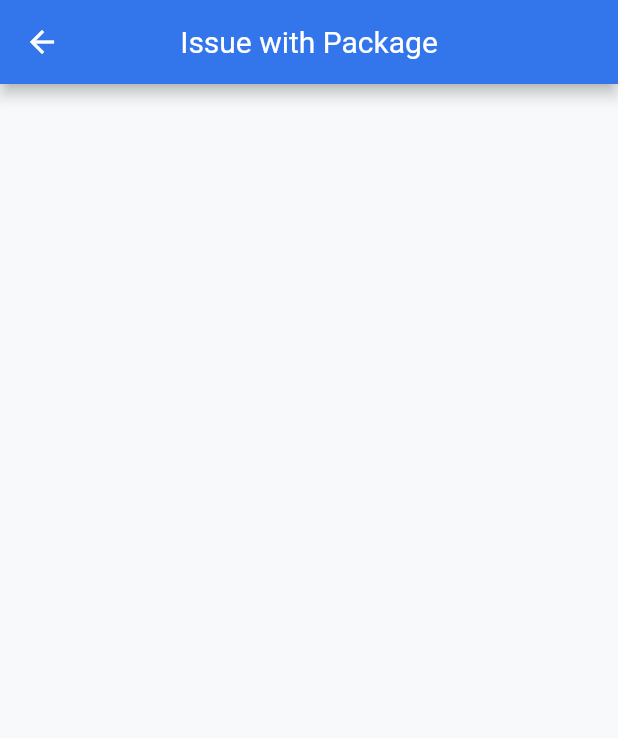
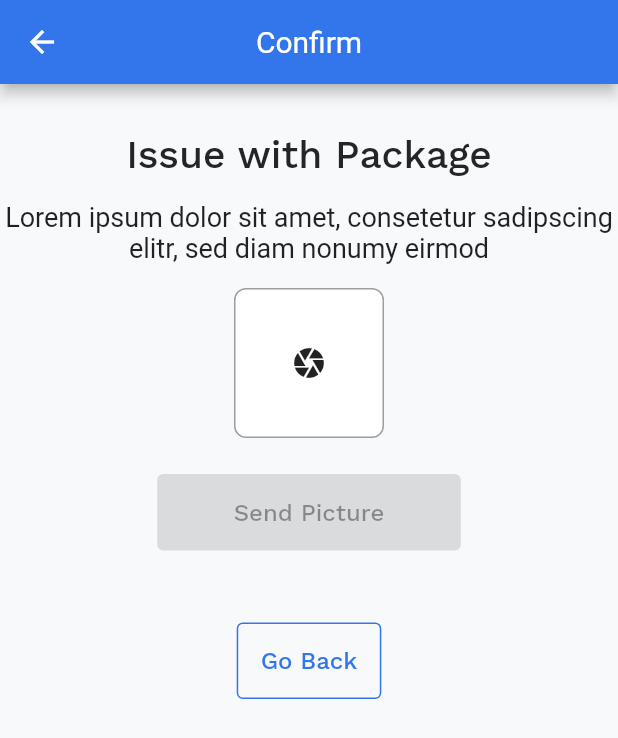
Before and after one commit to prateek-aher/2De, a Flutter app: the IssueWithPackage screen opened directly, on a phone screen of 412 x 824 dp. Shown: the top 738 px of the screen. Run offline on Flutter 3.47's test engine with Material 2 defaults, Android fonts, the phone set to English and light mode, and no system bars; our stand-ins replace camera, image_picker, otp_text_field, shared_preferences; missing offline and left inert: flutter_swipe_button, qr_code_scanner; accounts and stored records are empty.

Commit message:
Issue with package UI

```diff
--- a/lib/UI/Main/Home/CannotAcceptPackage/issue_with_package.dart
+++ b/lib/UI/Main/Home/CannotAcceptPackage/issue_with_package.dart
@@ -1,14 +1,104 @@
+import 'dart:io';
+
+import 'package:delivery/CommonWidget/CommonWidget.dart';
+import 'package:delivery/Utils/colors.dart';
 import 'package:flutter/material.dart';
+import 'package:flutter/services.dart';
+import 'package:image_picker/image_picker.dart';
 
-class IssueWithPackage extends StatelessWidget {
+class IssueWithPackage extends StatefulWidget {
   const IssueWithPackage({Key? key}) : super(key: key);
+
+  @override
+  State<IssueWithPackage> createState() => _IssueWithPackageState();
+}
+
+class _IssueWithPackageState extends State<IssueWithPackage> {
+  File? xImage;
+
+  @override
+  void initState() {
+    pickImage();
+    super.initState();
+  }
 
   @override
   Widget build(BuildContext context) {
     return Scaffold(
       appBar: AppBar(
-        title: Text('Issue with Package'),
+        title: Text('Confirm'),
+      ),
+      body: Center(
+        child: Column(
+          crossAxisAlignment: CrossAxisAlignment.center,
+          children: [
+            sbh(32),
+            Text(
+              'Issue with Package',
+              style: TextStyle(
+                  fontSize: 26,
+                  fontFamily: 'WorkSans',
+                  fontWeight: FontWeight.w500,
+                  color: BLACK1),
+            ),
+            sbh(16),
+            Text(
+              'Lorem ipsum dolor sit amet, consetetur sadipscing elitr, sed diam nonumy eirmod',
+              style: TextStyle(fontSize: 18),
+              textAlign: TextAlign.center,
+            ),
+            sbh(16),
+            if (xImage != null)
+              Container(
+                  height: MediaQuery.of(context).size.height * 0.3,
+                  decoration: BoxDecoration(
+                      color: Colors.white,
+                      border: Border.all(color: Colors.grey)),
+                  child: Image.file(xImage!))
+            else
+              InkWell(
+                onTap: pickImage,
+                child: Ink(
+                    height: 100,
+                    width: 100,
+                    decoration: BoxDecoration(
+                        color: Colors.white,
+                        border: Border.all(color: Colors.grey),
+                        borderRadius: BorderRadius.circular(8)),
+                    child: Icon(Icons.camera)),
+              ),
+            sbh(24),
+            ElevatedButton(
+              onPressed: xImage == null ? null : () {},
+              child: Text(
+                'Send Picture',
+                style: TextStyle(
+                  fontSize: 16,
+                  fontFamily: 'WorkSans',
+                  fontWeight: FontWeight.w500,
+                ),
+              ),
+              style: ElevatedButton.styleFrom(
+                  padding:
+                      const EdgeInsets.symmetric(horizontal: 51, vertical: 16)),
+            ),
+            sbh(48),
+            goBackButton(context),
+          ],
+        ),
       ),
     );
   }
+
+  Future<dynamic> pickImage() async {
+    try {
+      final image = await ImagePicker().pickImage(
+          source: ImageSource.camera, preferredCameraDevice: CameraDevice.rear);
+      if (image == null) return;
+      final capturedImage = File(image.path);
+      setState(() => this.xImage = capturedImage);
+    } on PlatformException catch (e) {
+      print(e.message);
+    }
+  }
 }
```
